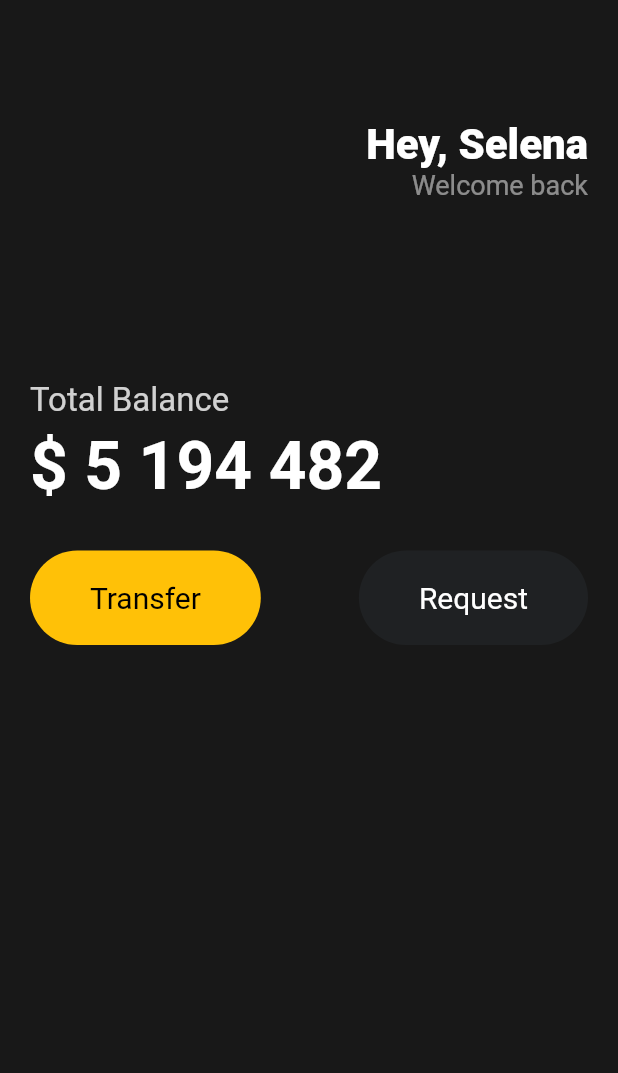
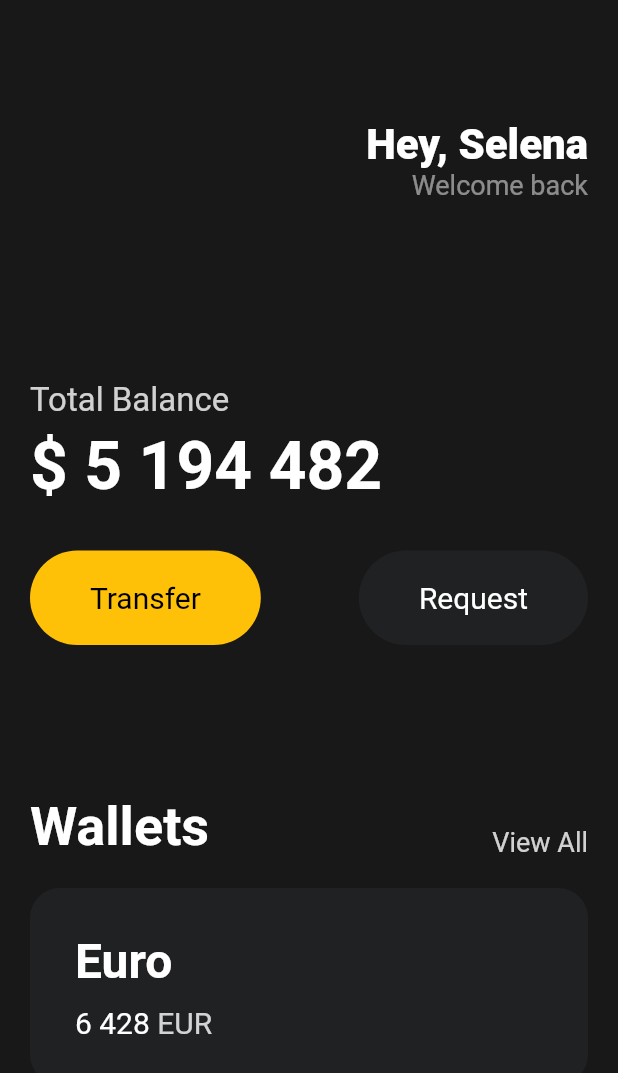
Before and after one commit to minwoo129/toonflix_flutter_ex, a Flutter app: the screen it shows after launch, on a phone screen of 412 x 824 dp. Shown: the top 1073 px of the screen. Run offline on Flutter 3.47's test engine with Material 2 defaults, Android fonts, the phone set to English and light mode, and no system bars.

Commit message:
강의 실습 코드 작성
- 강의 실습용 앱 UI 구현(4차)

```diff
--- a/lib/main.dart
+++ b/lib/main.dart
@@ -86,6 +86,81 @@
                       textColor: Colors.white,
                     )
                   ],
+                ),
+                const SizedBox(
+                  height: 100,
+                ),
+                Row(
+                  mainAxisAlignment: MainAxisAlignment.spaceBetween,
+                  crossAxisAlignment: CrossAxisAlignment.end,
+                  children: [
+                    const Text(
+                      'Wallets',
+                      style: TextStyle(
+                        color: Colors.white,
+                        fontSize: 36,
+                        fontWeight: FontWeight.w600,
+                      ),
+                    ),
+                    Text(
+                      'View All',
+                      style: TextStyle(
+                          color: Colors.white.withOpacity(0.8), fontSize: 18),
+                    ),
+                  ],
+                ),
+                const SizedBox(
+                  height: 20,
+                ),
+                Container(
+                  decoration: BoxDecoration(
+                    color: const Color(0xFF1F2123),
+                    borderRadius: BorderRadius.circular(20),
+                  ),
+                  child: Padding(
+                    padding: const EdgeInsets.all(30),
+                    child: Row(
+                      children: [
+                        Column(
+                          crossAxisAlignment: CrossAxisAlignment.start,
+                          children: [
+                            const Text(
+                              'Euro',
+                              style: TextStyle(
+                                color: Colors.white,
+                                fontSize: 32,
+                                fontWeight: FontWeight.w600,
+                              ),
+                            ),
+                            const SizedBox(
+                              height: 10,
+                            ),
+                            Row(
+                              children: [
+                                const Text(
+                                  '6 428',
+                                  style: TextStyle(
+                                    color: Colors.white,
+                                    fontSize: 20,
+                                  ),
+                                ),
+                                const SizedBox(
+                                  width: 5,
+                                ),
+                                Text(
+                                  'EUR',
+                                  style: TextStyle(
+                                    color: Colors.white.withOpacity(0.8),
+                                    fontSize: 20,
+                                  ),
+                                ),
+                              ],
+                            )
+                          ],
+                        )
+                      ],
+                    ),
+                  ),
                 )
               ],
             ),
```
